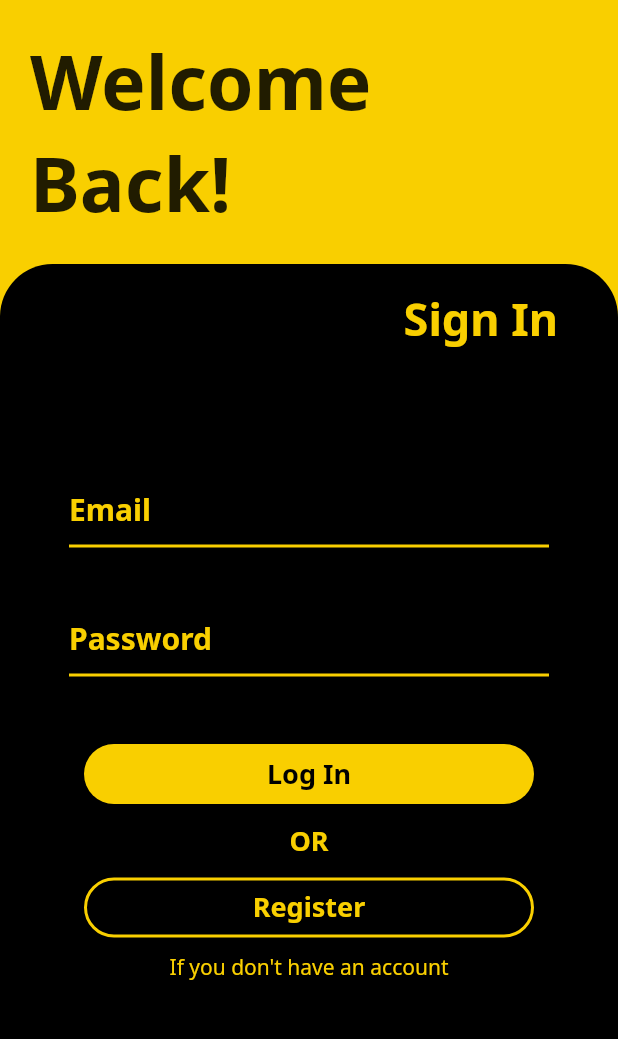
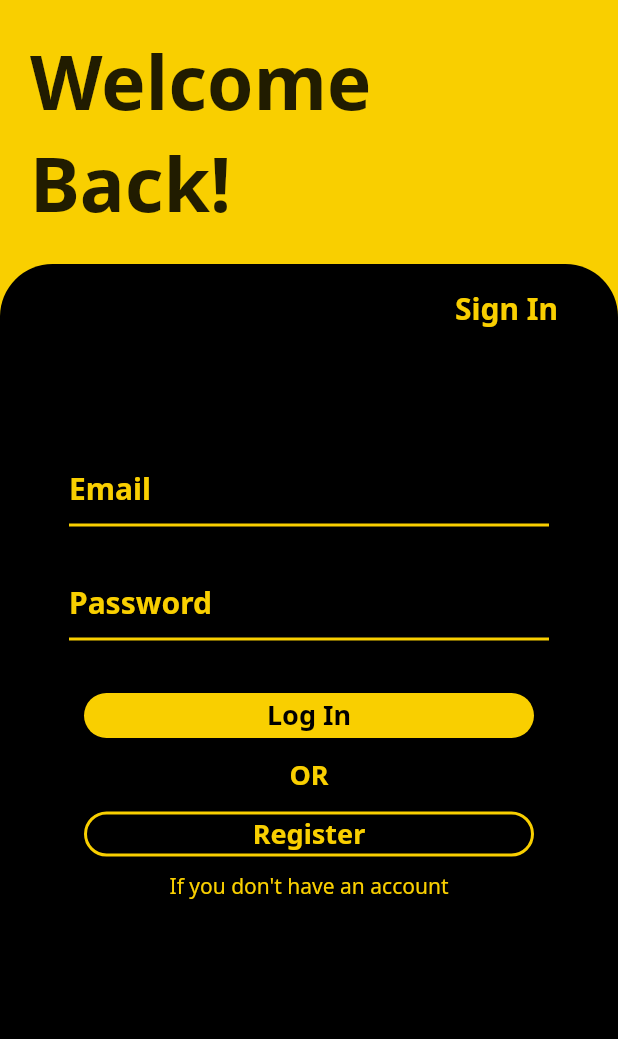
Before and after one commit to LowHongWei/PFD_Flutter, a Flutter app: the screen it shows after launch, after a tap on "Log In", on a phone screen of 412 x 824 dp, the part 84-1123 px from its top. Run offline on Flutter 3.47's test engine with Material 2 defaults, Android fonts, the phone set to English and light mode, and no system bars; our stand-ins replace cloud_firestore, email_validator, firebase_auth, firebase_core, fluttertoast, google_fonts and 3 more; missing offline and left inert: dart:ffi, qr_code_scanner; accounts and stored records are empty.

Commit message:
Last changes

```diff
--- a/lib/Cart.dart
+++ b/lib/Cart.dart
@@ -357,7 +357,7 @@ class _CartState extends State<Cart> {
                                       child: Row(
                                         children: const [
                                           Text("Pay Now",
-                                              style: TextStyle(fontSize: 20)),
+                                              style: TextStyle(fontSize: 14)),
                                           Icon(Icons.arrow_forward)
                                         ],
                                       ),
--- a/lib/foodClubVendors.dart
+++ b/lib/foodClubVendors.dart
@@ -283,7 +283,7 @@ class FoodClubVendors extends StatelessWidget {
                               child: const Text(
                                 'Shanghainese',
                                 style: TextStyle(
-                                    fontSize: 18, fontWeight: FontWeight.bold),
+                                    fontSize: 15, fontWeight: FontWeight.bold),
                               ),
                             )
                           ],
--- a/lib/landingPage.dart
+++ b/lib/landingPage.dart
@@ -155,7 +155,7 @@ class _LandingPageState extends State<LandingPage> {
                     ),
                     SizedBox(
                       width: MediaQuery.of(context).size.width * 0.8,
-                      height: MediaQuery.of(context).size.height * 0.15,
+                      height: MediaQuery.of(context).size.height * 0.2,
                       child: DecoratedBox(
                         decoration: BoxDecoration(
                             color: const Color(0xFFF9CF00),
@@ -201,7 +201,7 @@ class _LandingPageState extends State<LandingPage> {
                     ),
                     SizedBox(
                       width: MediaQuery.of(context).size.width * 0.8,
-                      height: MediaQuery.of(context).size.height * 0.15,
+                      height: MediaQuery.of(context).size.height * 0.2,
                       child: DecoratedBox(
                         decoration: BoxDecoration(
                             color: const Color(0xFFF9CF00),
--- a/lib/login.dart
+++ b/lib/login.dart
@@ -92,7 +92,7 @@ class _Login extends State<Login> {
                           'Sign In',
                           style: TextStyle(
                               color: Color(0xFFF9CF00),
-                              fontSize: 30,
+                              fontSize: 20,
                               fontWeight: FontWeight.bold),
                           textAlign: TextAlign.right,
                         ),
@@ -123,7 +123,7 @@ class _Login extends State<Login> {
                       ),
                     ),
                     const SizedBox(
-                      height: 35,
+                      height: 25,
                     ),
                     SizedBox(
                       width: 320,
@@ -149,11 +149,11 @@ class _Login extends State<Login> {
                       ),
                     ),
                     const SizedBox(
-                      height: 45,
+                      height: 35,
                     ),
                     SizedBox(
                       width: 300,
-                      height: 40,
+                      height: 30,
                       child: ElevatedButton(
                           style: ElevatedButton.styleFrom(
                               backgroundColor: const Color(0xFFF9CF00),
@@ -161,7 +161,6 @@ class _Login extends State<Login> {
                           onPressed: () {
                             //
                             signIn().then((value) {
-
                               Navigator.push(
                                   context,
                                   MaterialPageRoute(
@@ -191,7 +190,7 @@ class _Login extends State<Login> {
                     ),
                     SizedBox(
                       width: 300,
-                      height: 40,
+                      height: 30,
                       child: OutlinedButton(
                           style: ElevatedButton.styleFrom(
                               side: const BorderSide(
--- a/lib/main_menu.dart
+++ b/lib/main_menu.dart
@@ -11,7 +11,6 @@ class MainMenu extends StatelessWidget {
   @override
   Widget build(BuildContext context) {
     return Scaffold(
-
       backgroundColor: const Color(0xFFF9CF00),
       appBar: AppBar(
         automaticallyImplyLeading: false,
@@ -24,15 +23,15 @@ class MainMenu extends StatelessWidget {
           width: 200,
         ),
       ),
-       body:Center(
+      body: Center(
         child: Column(
           children: [
             const SizedBox(
               height: 60,
             ),
-            const Image(
+            Image(
               image: AssetImage('images/burger.png'),
-              width: 300,
+              width: MediaQuery.of(context).size.height * 0.3,
             ),
             const SizedBox(height: 25),
             const Padding(
@@ -58,7 +57,7 @@ class MainMenu extends StatelessWidget {
               ),
             ),
             const SizedBox(
-              height: 40,
+              height: 10,
             ),
             SizedBox(
               width: 300,
--- a/lib/userQrCode.dart
+++ b/lib/userQrCode.dart
@@ -26,7 +26,7 @@ class _UserQrCodeState extends State<UserQrCode> {
     fStore.collection('Users').doc(fUser!.uid).get().then((snapshot) {
       if (snapshot.exists) {
         setState(() {
-          uid = snapshot.data()!['studentID'];
+          uid = snapshot.data()!['uid'];
         });
       }
     });
```
Also changed, not shown: lib/givePoints.dart (+7 -5 lines), lib/scanQrCode.dart (+61 -3 lines), lib/vendorlandingPage.dart (+8 -66 lines), 1 other file.
